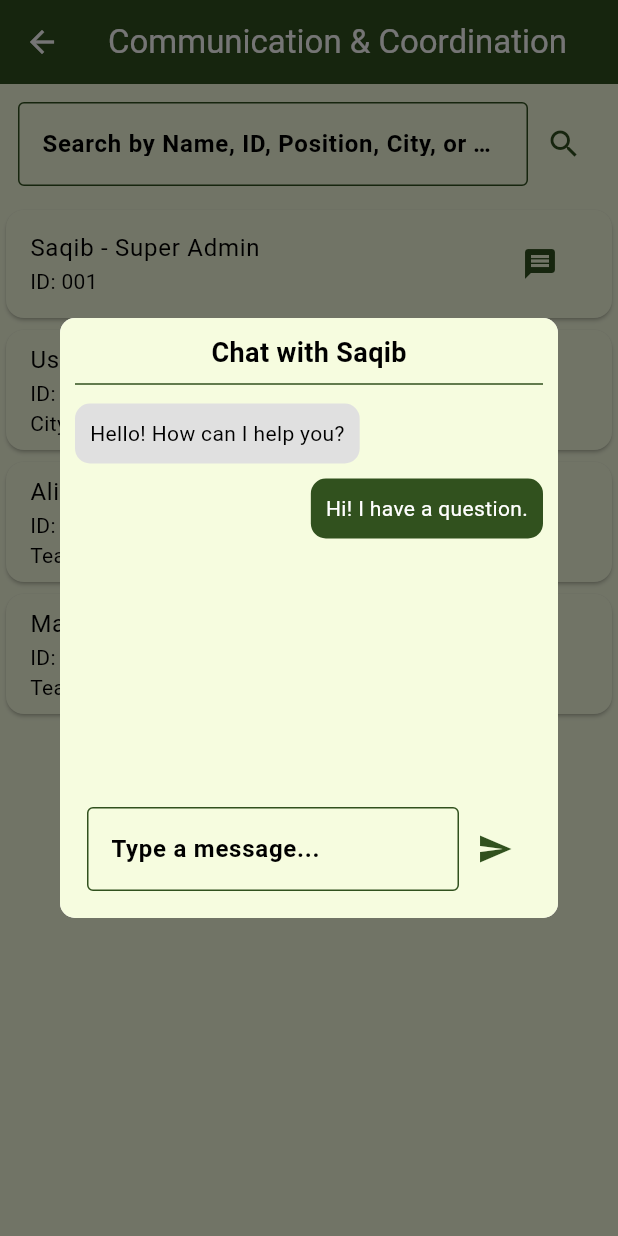
After one commit to Muhammadsaqibsharif/kaar_e_kamal, a Flutter app: the CommunicationScreen screen opened by its route, after a tap on the "message" icon, on a phone screen of 412 x 824 dp. The commit adds this screen. Run offline on Flutter 3.47's test engine with Material 3 defaults, Android fonts, the phone set to English and light mode, and no system bars; our stand-ins replace carousel_slider, share_plus, shared_preferences; accounts and stored records are empty.

Commit message:
CommunicationScreen

```diff
--- a/lib/routes/app_routes.dart
+++ b/lib/routes/app_routes.dart
@@ -8,6 +8,7 @@ import 'package:kaar_e_kamal/screens/superAdmin/chapter_management/assign_positi
 import 'package:kaar_e_kamal/screens/superAdmin/chapter_management/chapter_list_screen.dart';
 import 'package:kaar_e_kamal/screens/superAdmin/chapter_management/chapter_management_screen.dart';
 import 'package:kaar_e_kamal/screens/superAdmin/chapter_management/create_chapter_screen.dart';
+import 'package:kaar_e_kamal/screens/superAdmin/communication/communication_screen.dart';
 import 'package:kaar_e_kamal/screens/superAdmin/dashboard_screen.dart';
 import 'package:kaar_e_kamal/screens/user/blood_donation/blood_appeal_screen.dart';
 import 'package:kaar_e_kamal/screens/user/blood_donation/blood_donation_history.dart';
@@ -79,6 +80,7 @@ class AppRoutes {
       RouteNames.chapterList: (context) => ChapterListScreen(),
       RouteNames.ChapterManagementScreen: (context) => ChapterManagementScreen(),
       RouteNames.AccessControlScreen: (context) => AccessControlScreen(),
+      RouteNames.CommunicationScreen: (context) => CommunicationScreen(),
     };
   }
 }
--- a/lib/routes/route_names.dart
+++ b/lib/routes/route_names.dart
@@ -20,12 +20,11 @@ class RouteNames {
   //super admin routes
   //Dashboard
   static const String dashboard = '/dashboard';
-
-  // Chapter Management
   static const String createChapter = '/create-chapter';
   static const String AssignPositionScreen = '/AssignPositionScreen';
   static const String chapterList = '/chapter-list';
   static const String ChapterManagementScreen = '/ChapterManagementScreen';
   static const String AccessControlScreen = '/AccessControlScreen';
+  static const String CommunicationScreen = '/CommunicationScreen';
 
 }
--- a/lib/screens/superAdmin/chapter_management/chapter_management_screen.dart
+++ b/lib/screens/superAdmin/chapter_management/chapter_management_screen.dart
@@ -19,7 +19,7 @@ class ChapterManagementScreen extends StatelessWidget {
         "icon": Icons.list
       },
       {
-        "label": "Assign President",
+        "label": "Assign Postion",
         "route": RouteNames.AssignPositionScreen,
         "icon": Icons.person_add
       },
--- /dev/null
+++ b/lib/screens/superAdmin/communication/communication_screen.dart
@@ -0,0 +1,219 @@
+import 'package:flutter/material.dart';
+import 'package:kaar_e_kamal/widgets/common/custom_input_field.dart';
+
+class CommunicationScreen extends StatefulWidget {
+  @override
+  _CommunicationScreenState createState() => _CommunicationScreenState();
+}
+
+class _CommunicationScreenState extends State<CommunicationScreen> {
+  final TextEditingController searchController = TextEditingController();
+  final TextEditingController messageController = TextEditingController();
+
+  List<Map<String, String>> users = [
+    {"id": "001", "name": "Saqib", "position": "Super Admin"},
+    {
+      "id": "002",
+      "name": "Usama",
+      "position": "City Admin",
+      "city": "Gujranwala"
+    },
+    {"id": "003", "name": "Ali", "position": "Moderator", "team": "Media Team"},
+    {
+      "id": "004",
+      "name": "Mashood",
+      "position": "Team Member",
+      "team": "Graphics Team"
+    },
+  ];
+
+  String searchQuery = "";
+
+  @override
+  void initState() {
+    super.initState();
+    searchController.addListener(() {
+      setState(() {
+        searchQuery = searchController.text;
+      });
+    });
+  }
+
+  @override
+  void dispose() {
+    searchController.dispose();
+    messageController.dispose();
+    super.dispose();
+  }
+
+  void openChatPopup(BuildContext context, String userName) {
+    showDialog(
+      context: context,
+      builder: (context) {
+        return Dialog(
+          shape:
+              RoundedRectangleBorder(borderRadius: BorderRadius.circular(10)),
+          child: Container(
+            width: 350,
+            height: 400,
+            padding: EdgeInsets.all(10),
+            decoration: BoxDecoration(
+              color: Theme.of(context).scaffoldBackgroundColor,
+              borderRadius: BorderRadius.circular(10),
+            ),
+            child: Column(
+              children: [
+                Text("Chat with $userName",
+                    style: TextStyle(
+                        fontWeight: FontWeight.bold,
+                        fontSize: 18,
+                        color: Theme.of(context).textTheme.bodyLarge?.color)),
+                Divider(color: Theme.of(context).primaryColor),
+                Expanded(
+                  child: ListView(
+                    children: [
+                      Align(
+                        alignment: Alignment.centerLeft,
+                        child: Container(
+                          padding: EdgeInsets.all(10),
+                          margin: EdgeInsets.symmetric(vertical: 5),
+                          decoration: BoxDecoration(
+                            color: Colors.grey[300],
+                            borderRadius: BorderRadius.circular(10),
+                          ),
+                          child: Text("Hello! How can I help you?",
+                              style: TextStyle(color: Colors.black)),
+                        ),
+                      ),
+                      Align(
+                        alignment: Alignment.centerRight,
+                        child: Container(
+                          padding: EdgeInsets.all(10),
+                          margin: EdgeInsets.symmetric(vertical: 5),
+                          decoration: BoxDecoration(
+                            color: Theme.of(context).primaryColor,
+                            borderRadius: BorderRadius.circular(10),
+                          ),
+                          child: Text("Hi! I have a question.",
+                              style: TextStyle(color: Colors.white)),
+                        ),
+                      ),
+                    ],
+                  ),
+                ),
+                Padding(
+                  padding: const EdgeInsets.all(8.0),
+                  child: Row(
+                    children: [
+                      Expanded(
+                        child: CustomInputField(
+                          controller: messageController,
+                          label: 'Type a message...',
+                          hint: 'Your message here...',
+                          onSaved: (value) {},
+                        ),
+                      ),
+                      IconButton(
+                        icon: Icon(
+                          Icons.send,
+                          color: Color(0xFF31511E), // Dark Green send icon
+                        ),
+                        onPressed: () {
+                          // Send message logic here
+                        },
+                      ),
+                    ],
+                  ),
+                ),
+              ],
+            ),
+          ),
+        );
+      },
+    );
+  }
+
+  @override
+  Widget build(BuildContext context) {
+    List<Map<String, String>> filteredUsers = users.where((user) {
+      return user["name"]!.toLowerCase().contains(searchQuery.toLowerCase()) ||
+          user["id"]!.contains(searchQuery) ||
+          user["position"]!.toLowerCase().contains(searchQuery.toLowerCase()) ||
+          (user.containsKey("city") &&
+              user["city"]!
+                  .toLowerCase()
+                  .contains(searchQuery.toLowerCase())) ||
+          (user.containsKey("team") &&
+              user["team"]!.toLowerCase().contains(searchQuery.toLowerCase()));
+    }).toList();
+
+    return Scaffold(
+      appBar: AppBar(
+        title: const Text("Communication & Coordination"),
+      ),
+      body: Column(
+        children: [
+          Padding(
+            padding: const EdgeInsets.all(12.0),
+            child: Row(
+              children: [
+                Expanded(
+                  child: CustomInputField(
+                    controller: searchController,
+                    label: 'Search by Name, ID, Position, City, or Team',
+                    hint: 'Enter search text...',
+                    onSaved: (value) {},
+                  ),
+                ),
+                IconButton(
+                  icon:
+                      Icon(Icons.search, color: Theme.of(context).primaryColor),
+                  onPressed: () {
+                    setState(() {
+                      searchQuery = searchController.text;
+                    });
+                  },
+                ),
+              ],
+            ),
+          ),
+          Expanded(
+            child: ListView.builder(
+              itemCount: filteredUsers.length,
+              itemBuilder: (context, index) {
+                var user = filteredUsers[index];
+                return Card(
+                  color: Theme.of(context).scaffoldBackgroundColor,
+                  child: ListTile(
+                    title: Text("${user["name"]} - ${user["position"]}",
+                        style: TextStyle(
+                            color:
+                                Theme.of(context).textTheme.bodyLarge?.color)),
+                    subtitle: Text(
+                        "ID: ${user["id"]}" +
+                            (user.containsKey("city")
+                                ? "\nCity: ${user["city"]}"
+                                : "") +
+                            (user.containsKey("team")
+                                ? "\nTeam: ${user["team"]}"
+                                : ""),
+                        style: TextStyle(
+                            color:
+                                Theme.of(context).textTheme.bodyMedium?.color)),
+                    trailing: IconButton(
+                      icon: Icon(Icons.message,
+                          color: Theme.of(context).primaryColor),
+                      onPressed: () {
+                        openChatPopup(context, user["name"]!);
+                      },
+                    ),
+                  ),
+                );
+              },
+            ),
+          ),
+        ],
+      ),
+    );
+  }
+}
--- a/lib/screens/superAdmin/dashboard_screen.dart
+++ b/lib/screens/superAdmin/dashboard_screen.dart
@@ -57,8 +57,9 @@ class DashboardScreen extends StatelessWidget {
                         context, RouteNames.AccessControlScreen);
                   }),
                   _buildFeatureTile(context,
-                      title: 'Transparency', icon: Icons.fact_check, onTap: () {
-                    Navigator.pushNamed(context, RouteNames.TransparencyScreen);
+                      title: 'Communication', icon: Icons.message, onTap: () {
+                    Navigator.pushNamed(
+                        context, RouteNames.CommunicationScreen);
                   }),
                   _buildFeatureTile(context,
                       title: 'Rewards', icon: Icons.emoji_events, onTap: () {
```
